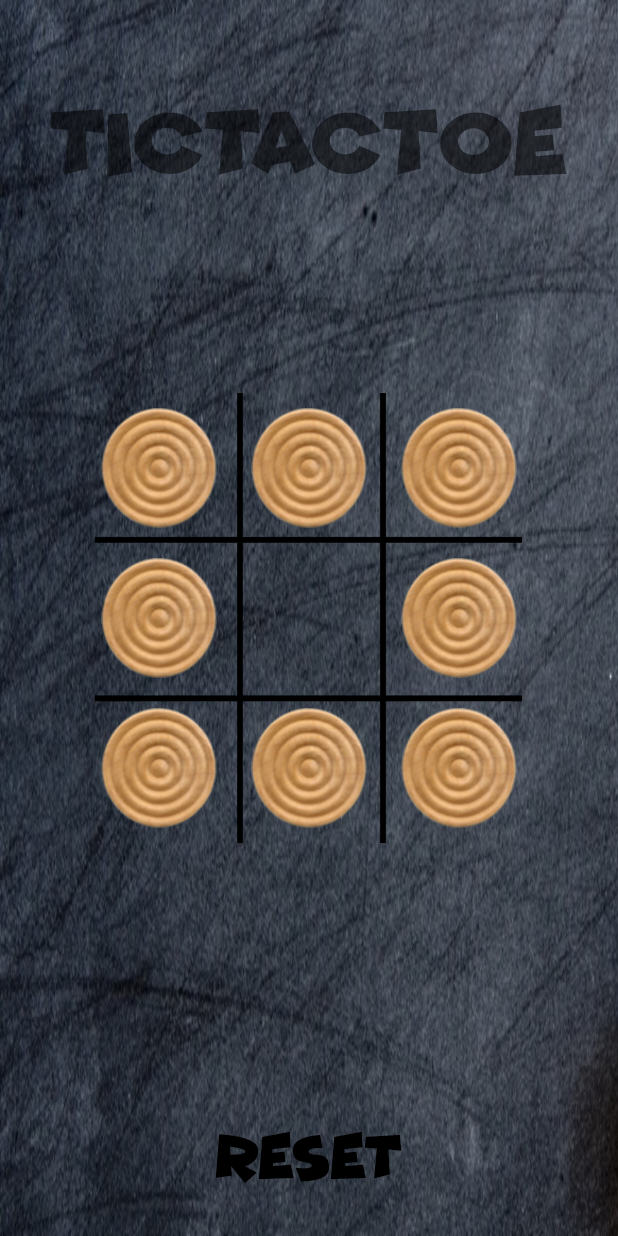
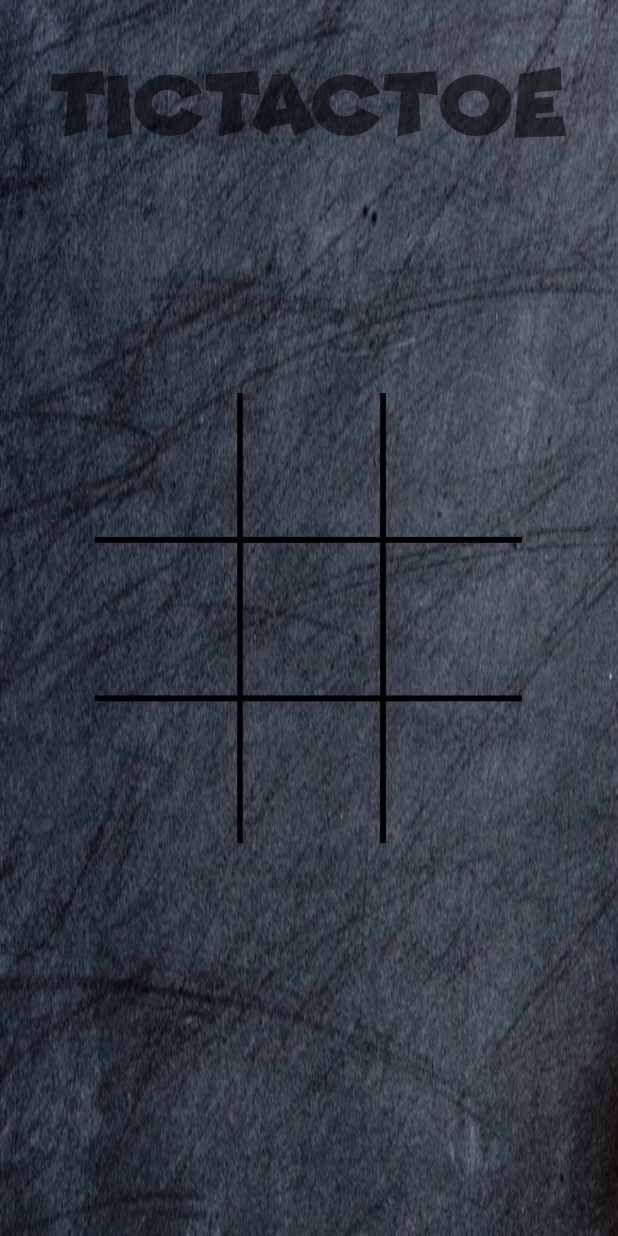
Before and after one commit to Akomea/TicTacToe, an Android app: the screen it shows after launch (MainActivity), after a tap on "Reset", on a phone screen of 412 x 824 dp. Run offline under Robolectric (Android 15) with nearby library versions, the phone set to English and light mode, and no system bars.

```diff
--- a/TicTacToe/app/src/main/java/com/ghsoft/tictactoe/MainActivity.java
+++ b/TicTacToe/app/src/main/java/com/ghsoft/tictactoe/MainActivity.java
@@ -5,25 +5,127 @@ import android.media.Image;
 import android.os.Bundle;
 import android.support.v7.app.AppCompatActivity;
 import android.util.Log;
+import android.view.Menu;
+import android.view.MenuItem;
 import android.view.View;
+import android.widget.GridLayout;
 import android.widget.ImageView;
 import android.widget.TextView;
 
 
 
 public class MainActivity extends AppCompatActivity {
+    // 0 = yellow, 1 = red
+    int activePlayer = 0;
+    boolean gameIsActive = true;
+    // 2 means unplayed
+
+    int[] gameState = {2, 2, 2, 2, 2, 2, 2, 2, 2};
+    int[][] winningPositions = {{0,1,2}, {3,4,5}, {6,7,8}, {0,3,6}, {1,4,7}, {2,5,8}, {0,4,8}, {2,4,6}};
+
 
     public void dropIn(View view){
         ImageView piece = (ImageView) view;
-        piece.setTranslationY(-1000f);
-        piece.setImageResource(R.drawable.darkpiece);
+        int tappedCounter = Integer.parseInt(piece.getTag().toString());
+
+        if (gameState[tappedCounter] == 2 && gameIsActive) {
+            gameState[tappedCounter] = activePlayer;
+
+            piece.setTranslationY(-1000f);
+
+            if (activePlayer == 0) {
+                piece.setImageResource(R.drawable.lightpiece);
+                activePlayer = 1;
+            } else {
+                piece.setImageResource(R.drawable.darkpiece);
+                activePlayer = 0;
+            }
         piece.animate().translationYBy(1000f).setDuration(200);
+
+            for (int[] winningPosition : winningPositions) {
+
+                if (gameState[winningPosition[0]] == gameState[winningPosition[1]] &&
+                        gameState[winningPosition[1]] == gameState[winningPosition[2]] &&
+                        gameState[winningPosition[0]] != 2) {
+
+                    // Someone has won!
+
+                    gameIsActive = false;
+
+                    String winner = "dark";
+
+                    if (gameState[winningPosition[0]] == 0) {
+
+                        winner = "light";
+
+                    }
+                    TextView winnerMessage = (TextView) findViewById(R.id.winnerMessage);
+                    winnerMessage.animate().rotationXBy(350f).setDuration(700);
+
+                    winnerMessage.setText(winner + " has won!");
+
+                    Typeface face = Typeface.createFromAsset(getAssets(),"Font/Funhouse.ttf");
+                    winnerMessage.setTypeface(face);
+                    winnerMessage.setTypeface(face);
+
+                    TextView playagain = (TextView) findViewById(R.id.textReset);
+                    playagain.setVisibility(View.VISIBLE);
+
+                    winnerMessage.setVisibility(View.VISIBLE);
+
+                } else {
+
+                    boolean gameIsOver = true;
+
+                    for (int counterState : gameState) {
+
+                        if (counterState == 2) gameIsOver = false;
+
+                    }
+
+                    if (gameIsOver) {
+
+                        TextView winnerMessage = (TextView) findViewById(R.id.winnerMessage);
+
+                        winnerMessage.setText("It's a draw");
+
+                        TextView playagain = (TextView) findViewById(R.id.textReset);
+
+                        playagain.setVisibility(View.VISIBLE);
+                        winnerMessage.setVisibility(View.VISIBLE);
+
+
+                    }
+                }
+            }
+        }
     }
 
-    public void reset(View view){
-        System.out.println("lsks");
+    public void playAgain(View view) {
+        gameIsActive = true;
+
+        TextView playagain = (TextView)findViewById(R.id.textReset);
+        playagain.setVisibility(View.INVISIBLE);
+
+        TextView winnerMessage = (TextView) findViewById(R.id.winnerMessage);
+        Typeface face = Typeface.createFromAsset(getAssets(),"Font/Funhouse.ttf");
+        winnerMessage.setTypeface(face);
+        winnerMessage.setTypeface(face);
+        winnerMessage.setVisibility(View.INVISIBLE);
+
+        activePlayer = 0;
+
+        for (int i = 0; i < gameState.length; i++) {
+
+            gameState[i] = 2;
+        }
+
+        GridLayout gridLayout = (GridLayout)findViewById(R.id.gridLayout);
+
+        for (int i = 0; i< gridLayout.getChildCount(); i++) {
+            ((ImageView) gridLayout.getChildAt(i)).setImageResource(0);
+        }
     }
-
 
 
     private TextView textView;
@@ -38,9 +140,6 @@ public class MainActivity extends AppCompatActivity {
         Typeface face = Typeface.createFromAsset(getAssets(),"Font/Funhouse.ttf");
         textView.setTypeface(face);
         resetText.setTypeface(face);
-
-
-
     }
 
 
--- a/TicTacToe/app/src/main/res/layout/activity_main.xml
+++ b/TicTacToe/app/src/main/res/layout/activity_main.xml
@@ -26,7 +26,9 @@
         android:layout_gravity="center"/>
 
 
-        <GridLayout android:layout_height="wrap_content"
+        <GridLayout
+            android:id="@+id/gridLayout"
+            android:layout_height="wrap_content"
             android:layout_width="wrap_content"
             android:columnCount="3"
             android:rowCount="3"
@@ -35,7 +37,8 @@
             <ImageView
                 android:layout_height="100dp"
                 android:layout_width="100dp"
-                android:src="@drawable/lightpiece"
+                android:tag="0"
+                android:onClick="dropIn"
                 android:padding="10dp"
                 android:layout_column="0"
                 android:layout_row="0"
@@ -44,7 +47,8 @@
             <ImageView
                 android:layout_height="100dp"
                 android:layout_width="100dp"
-                android:src="@drawable/lightpiece"
+                android:tag="3"
+                android:onClick="dropIn"
                 android:padding="10dp"
                 android:layout_column="0"
                 android:layout_row="1"
@@ -53,7 +57,8 @@
             <ImageView
                 android:layout_height="100dp"
                 android:layout_width="100dp"
-                android:src="@drawable/lightpiece"
+                android:tag="6"
+                android:onClick="dropIn"
                 android:padding="10dp"
                 android:layout_column="0"
                 android:layout_row="2"
@@ -64,7 +69,8 @@
             <ImageView
                 android:layout_height="100dp"
                 android:layout_width="100dp"
-                android:src="@drawable/lightpiece"
+                android:tag="1"
+                android:onClick="dropIn"
                 android:padding="10dp"
                 android:layout_column="1"
                 android:layout_row="0"
@@ -73,6 +79,7 @@
             <ImageView
                 android:layout_height="100dp"
                 android:layout_width="100dp"
+                android:tag="4"
                 android:onClick="dropIn"
                 android:padding="10dp"
                 android:layout_column="1"
@@ -82,7 +89,8 @@
             <ImageView
                 android:layout_height="100dp"
                 android:layout_width="100dp"
-                android:src="@drawable/lightpiece"
+                android:tag="7"
+                android:onClick="dropIn"
                 android:padding="10dp"
                 android:layout_column="1"
                 android:layout_row="2"
@@ -93,7 +101,8 @@
             <ImageView
                 android:layout_height="100dp"
                 android:layout_width="100dp"
-                android:src="@drawable/lightpiece"
+                android:tag="2"
+                android:onClick="dropIn"
                 android:padding="10dp"
                 android:layout_column="2"
                 android:layout_row="0"
@@ -102,7 +111,8 @@
             <ImageView
                 android:layout_height="100dp"
                 android:layout_width="100dp"
-                android:src="@drawable/lightpiece"
+                android:tag="5"
+                android:onClick="dropIn"
                 android:padding="10dp"
                 android:layout_column="2"
                 android:layout_row="1"
@@ -111,11 +121,33 @@
             <ImageView
                 android:layout_height="100dp"
                 android:layout_width="100dp"
-                android:src="@drawable/lightpiece"
+                android:tag="8"
+                android:onClick="dropIn"
                 android:padding="10dp"
                 android:layout_column="2"
                 android:layout_row="2"/>
         </GridLayout>
+
+    <FrameLayout
+        android:layout_width="wrap_content"
+        android:layout_height="wrap_content">
+
+        <TextView
+            android:id="@+id/winnerMessage"
+            android:layout_width="300dp"
+            android:layout_height="wrap_content"
+            android:layout_gravity="center"
+            android:textAlignment="center"
+            android:textStyle="bold"
+            android:textColor="#cc0438"
+
+            android:layout_margin="110dp"
+            android:gravity="center"
+            android:textSize="60sp"
+            android:visibility="invisible"/>
+
+    </FrameLayout>
+
 </FrameLayout>
 
     <TextView
@@ -124,9 +156,12 @@
         android:layout_height="wrap_content"
         android:layout_alignParentTop="true"
         android:layout_centerHorizontal="true"
-        android:layout_marginTop="65dp"
+        android:layout_marginTop="40dp"
         android:textSize="60sp"
         android:text="@string/title" />
+
+
+
 
     <TextView
         android:id="@+id/textReset"
@@ -137,7 +172,7 @@
         android:textSize="40sp"
         android:layout_marginBottom="30dp"
         android:textColor="@color/edit_text"
-        android:onClick="reset"
+        android:onClick="playAgain"
 
         android:text="Reset" />
 
```
